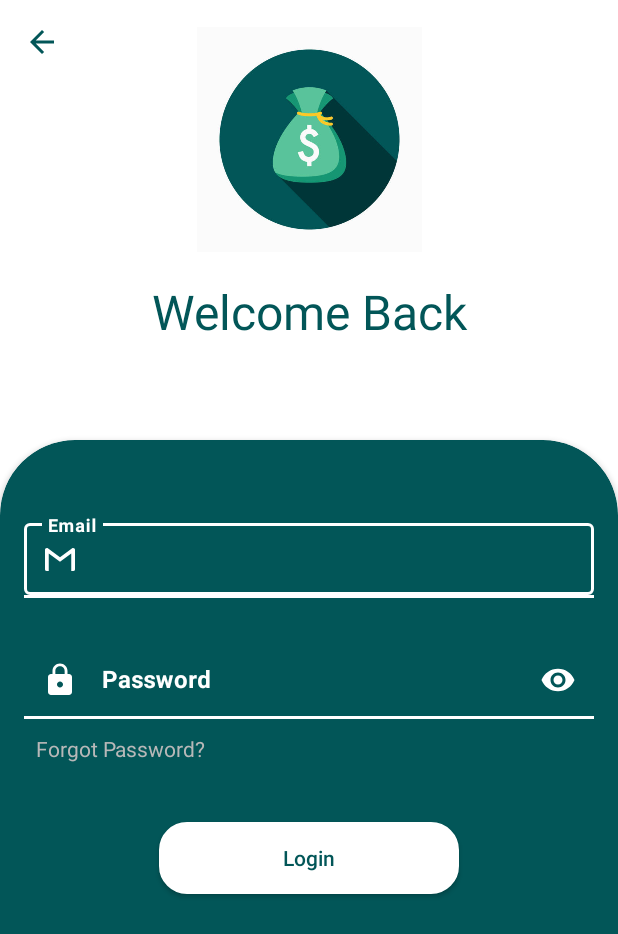
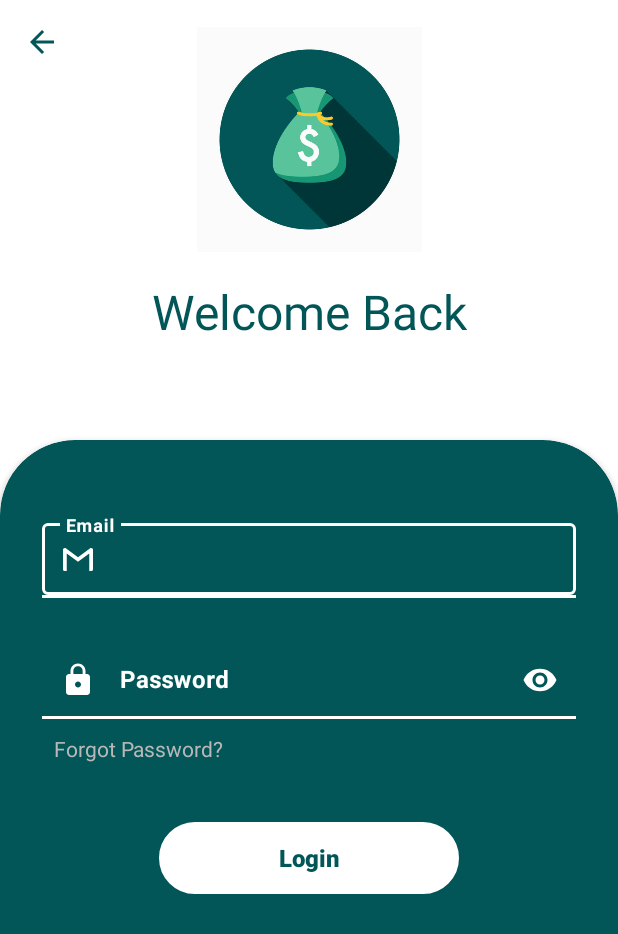
Before and after one commit to ZeinabAbdien00/Money, an Android app: the fragment LoginFragment shown on its own in the app's theme, on a phone screen of 412 x 824 dp. Shown: the top 934 px of the screen. Run offline under Robolectric (Android 15) with nearby library versions, the phone set to English and light mode, and no system bars.

Commit message:
reformat design

```diff
--- a/app/src/main/res/drawable/main_button.xml
+++ b/app/src/main/res/drawable/main_button.xml
@@ -3,8 +3,7 @@
     android:color="@color/gray">
     <item>
         <shape>
-            <corners android:radius="18dp" />
-            <solid android:color="@color/base" />
+            <corners android:radius="50dp" />
             <stroke android:width="1dp"
                 android:color="@color/white"/>
         </shape>
--- a/app/src/main/res/layout/fragment_login.xml
+++ b/app/src/main/res/layout/fragment_login.xml
@@ -38,8 +38,8 @@
             android:id="@+id/tv_welcome"
             android:layout_width="wrap_content"
             android:layout_height="wrap_content"
+            android:layout_marginTop="18dp"
             android:text="@string/welcome"
-            android:layout_marginTop="18dp"
             android:textColor="@color/base"
             android:textSize="32sp"
             app:layout_constraintEnd_toEndOf="@id/iv_corona"
@@ -67,9 +67,9 @@
                     style="@style/Widget.MaterialComponents.TextInputLayout.OutlinedBox.Dense"
                     android:layout_width="match_parent"
                     android:layout_height="wrap_content"
-                    android:layout_marginStart="16dp"
+                    android:layout_marginStart="28dp"
                     android:layout_marginTop="50dp"
-                    android:layout_marginEnd="16dp"
+                    android:layout_marginEnd="28dp"
                     android:textColorHint="@color/white"
                     android:textSize="18sp"
                     app:boxStrokeColor="@color/white"
@@ -107,9 +107,9 @@
                     style="@style/Widget.MaterialComponents.TextInputLayout.OutlinedBox.Dense"
                     android:layout_width="match_parent"
                     android:layout_height="wrap_content"
-                    android:layout_marginStart="16dp"
+                    android:layout_marginStart="28dp"
                     android:layout_marginTop="25dp"
-                    android:layout_marginEnd="16dp"
+                    android:layout_marginEnd="28dp"
                     android:textColorHint="@color/white"
                     android:textSize="18sp"
                     app:boxStrokeColor="@color/white"
@@ -169,6 +169,8 @@
                     android:text="@string/login"
                     android:textAllCaps="false"
                     android:textColor="@color/base"
+                    android:textSize="16sp"
+                    android:textStyle="bold"
                     app:layout_constraintEnd_toEndOf="@id/l_email"
                     app:layout_constraintStart_toStartOf="@id/l_email"
                     app:layout_constraintTop_toBottomOf="@id/tv_forgot_password" />
--- a/app/src/main/res/layout/fragment_start.xml
+++ b/app/src/main/res/layout/fragment_start.xml
@@ -60,8 +60,10 @@
                     android:layout_marginTop="50dp"
                     android:background="@drawable/main_button"
                     android:text="@string/login"
+                    android:textStyle="bold"
                     android:textAllCaps="false"
                     android:textColor="@color/white"
+                    android:textSize="16sp"
                     app:layout_constraintEnd_toEndOf="parent"
                     app:layout_constraintStart_toStartOf="parent"
                     app:layout_constraintTop_toTopOf="parent" />
@@ -77,6 +79,8 @@
                     android:text="@string/sign_up"
                     android:textAllCaps="false"
                     android:textColor="@color/base"
+                    android:textSize="16sp"
+                    android:textStyle="bold"
                     app:layout_constraintEnd_toEndOf="parent"
                     app:layout_constraintStart_toStartOf="parent"
                     app:layout_constraintTop_toBottomOf="@id/btn_login" />
@@ -107,20 +111,20 @@
                         android:id="@+id/login_with_facebook"
                         android:layout_width="70dp"
                         android:layout_height="55dp"
-                        android:padding="7dp"
                         android:background="@drawable/social_shape"
                         android:backgroundTint="@color/white"
+                        android:padding="7dp"
                         android:src="@drawable/ic_facebook"
                         app:layout_constraintTop_toBottomOf="@id/tv_or_login_with" />
 
                     <ImageView
                         android:id="@+id/login_with_google"
-                        android:layout_gravity="center"
                         android:layout_width="70dp"
                         android:layout_height="50dp"
+                        android:layout_gravity="center"
+                        android:layout_marginStart="10dp"
                         android:background="@drawable/social_shape"
                         android:backgroundTint="@color/white"
-                        android:layout_marginStart="10dp"
                         android:padding="6dp"
                         android:src="@drawable/ic_google"
                         app:layout_constraintTop_toBottomOf="@id/tv_or_login_with" />
```
